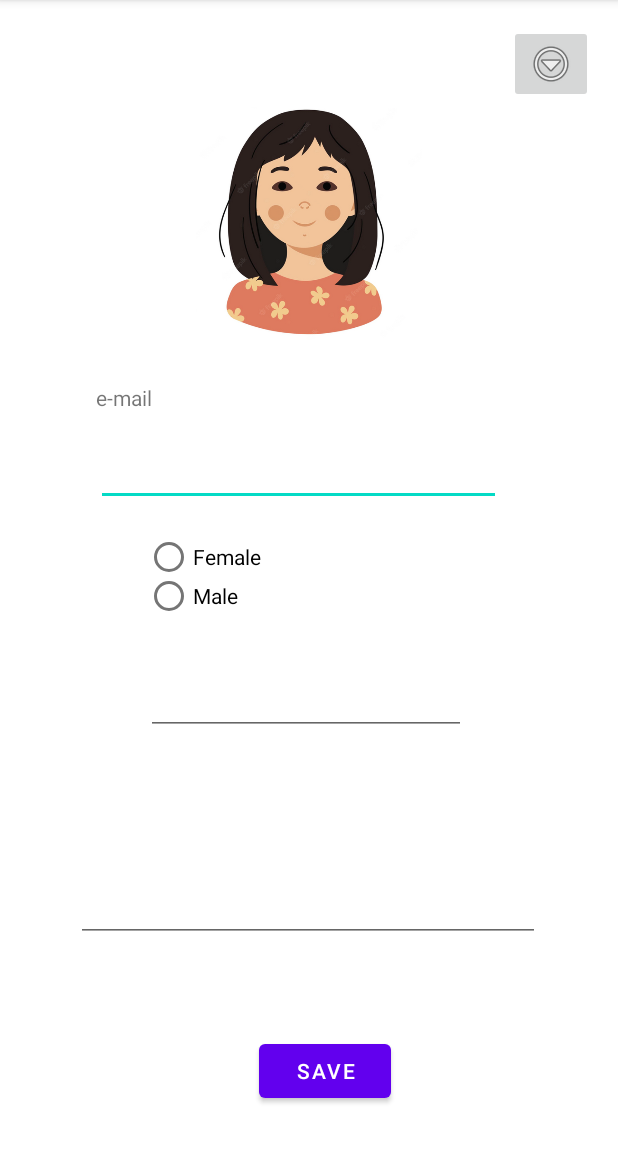
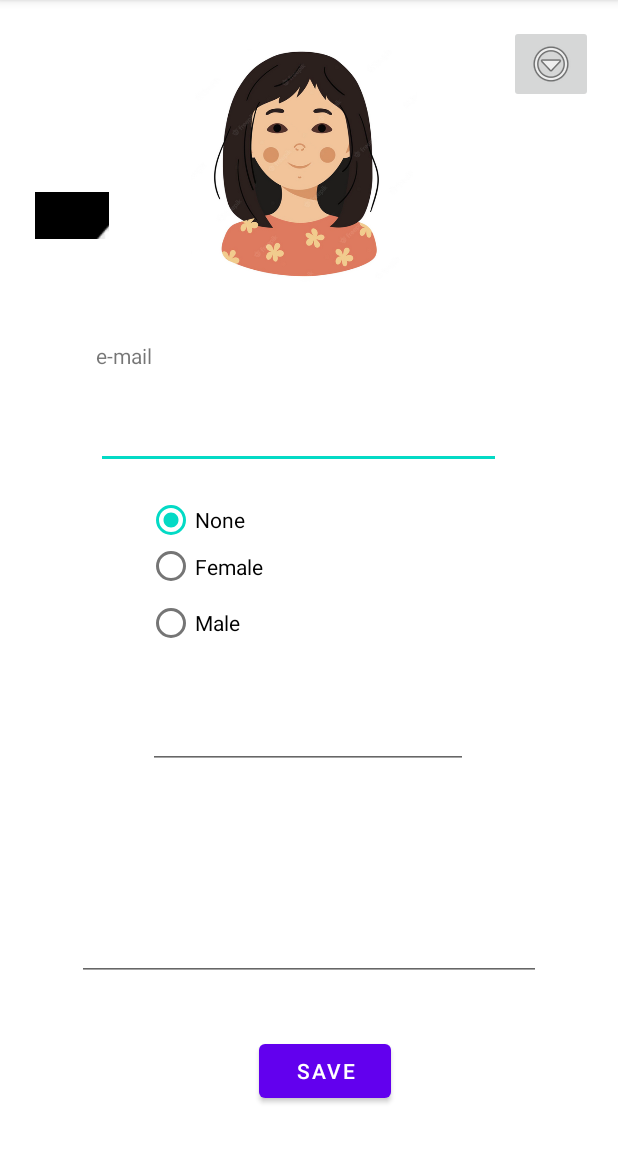
Before and after one commit to erykt99/roomer_apk, an Android app: the ProfileActivity screen opened directly, with no data from a screen before it, after a tap on "SAVE", on a phone screen of 412 x 824 dp, the part 84-1236 px from its top. Run offline under Robolectric (Android 15) with nearby library versions, the phone set to English and light mode, and no system bars; our stand-ins replace Firebase (no records; nobody signed in at launch, a user with empty details on screens opened directly); 3 statements that could not run were skipped.

Commit message:
ended ProfileActivity.kt

```diff
--- a/app/build.gradle
+++ b/app/build.gradle
@@ -55,6 +55,7 @@ dependencies {
     implementation 'com.google.firebase:firebase-storage-ktx'
     implementation platform('com.google.firebase:firebase-bom:29.3.1')
     implementation 'com.google.firebase:firebase-database-ktx'
+    implementation 'com.google.firebase:firebase-storage:19.1.0'
 
 }
 apply plugin: 'kotlin-android-extensions'
--- a/app/src/main/AndroidManifest.xml
+++ b/app/src/main/AndroidManifest.xml
@@ -2,6 +2,7 @@
 <manifest xmlns:android="http://schemas.android.com/apk/res/android"
     package="com.example.myapplication">
 
+    <uses-permission android:name="android.permission.READ_EXTERNAL_STORAGE" />
     <application
         android:allowBackup="true"
         android:icon="@mipmap/ic_launcher"
--- a/app/src/main/java/com/example/myapplication/ProfileActivity.kt
+++ b/app/src/main/java/com/example/myapplication/ProfileActivity.kt
@@ -24,11 +24,21 @@ class ProfileActivity : AppCompatActivity() {
         val cloudStorage = Firebase.firestore
         val auth = FirebaseAuth.getInstance();
 
+
+
         val username = findViewById<EditText>(R.id.Username)
         val age = findViewById<EditText>(R.id.userAge)
         val userInformation = findViewById<EditText>(R.id.userInfromation)
         val gender = findViewById<RadioGroup>(R.id.Gender)
         val emailView = findViewById<TextView>(R.id.textView3)
+        val chooseImage = findViewById<ImageButton>(R.id.addImageButton)
+        val noneButton = findViewById<RadioButton>(R.id.noneButton)
+
+
+
+        chooseImage.setOnClickListener {
+            choosePicture();
+        }
         emailView.text = auth.currentUser?.email ?: ""
 
         val ID = Firebase.auth.uid.toString()
@@ -41,6 +51,7 @@ class ProfileActivity : AppCompatActivity() {
                     val hint = document.get("Name").toString()
                     val age2 = document.get("Age").toString()
                     val UF  = document.get("UserInformation").toString()
+                    gender.check(noneButton.id)
                     userInformation.hint = UF
                     userAge.hint = age2
                     username.hint = hint;
@@ -54,21 +65,33 @@ class ProfileActivity : AppCompatActivity() {
             }
 
 
+        val saveButton = findViewById<Button>(R.id.btnSave)
+
+        saveButton.setOnClickListener {
+
+            val userinfo2 = userInformation.text.toString()
+            val userage2 = age.text.toString()
+            val username2 = username.text.toString()
+            val radioButton = findViewById<RadioButton>(gender.checkedRadioButtonId)
+            val radiobutton2 = radioButton.text.toString()
 
 
 
-        val saveButton = findViewById<Button>(R.id.btnSave)
-        saveButton.setOnClickListener {
-//            if (userInformation.text.toString().isBlank() || !gender.isPressed
-//                || age.text.toString().isBlank() || username.text.toString().isBlank()) {
-//                Toast.makeText(applicationContext,"Please fill all the information",Toast.LENGTH_LONG).show()
-//            } else {
-                val radioButton = findViewById<RadioButton>(gender.checkedRadioButtonId)
+
+           if (userinfo2.isBlank() || userage2.isBlank() || username2.isBlank()) {
+                Toast.makeText(applicationContext,"Please fill all the information",Toast.LENGTH_LONG).show()
+           } else {
+
+
+
+
+
+    //            val radioButton = findViewById<RadioButton>(gender.checkedRadioButtonId)
                 val user = hashMapOf(
-                    "Name" to username.text.toString(),
-                    "UserInformation" to userInformation.text.toString(),
-                    "Age" to age.text.toString(),
-                    "Gender" to radioButton.text.toString(),
+                    "Name" to username2,
+                    "UserInformation" to userinfo2,
+                    "Age" to userage2,
+                    "Gender" to radiobutton2,
                     "ID" to Firebase.auth.uid
                 )
                 auth.currentUser?.let { it1 ->
@@ -87,7 +110,7 @@ class ProfileActivity : AppCompatActivity() {
                         }
                 }
 
-          //  }
+            }
         }
 
 
@@ -109,4 +132,12 @@ class ProfileActivity : AppCompatActivity() {
 
         }
     }
+
+    private fun choosePicture() {
+        val intent = Intent(Intent.ACTION_GET_CONTENT)
+
+        startActivity(intent);
+
+
+    }
 }
--- a/app/src/main/res/layout/activity_profile.xml
+++ b/app/src/main/res/layout/activity_profile.xml
@@ -11,12 +11,13 @@
         android:layout_width="213dp"
         android:layout_height="155dp"
         android:contentDescription="@string/todo"
+        android:src="@drawable/avatar"
         app:layout_constraintBottom_toBottomOf="parent"
         app:layout_constraintEnd_toEndOf="parent"
+        app:layout_constraintHorizontal_bias="0.484"
         app:layout_constraintStart_toStartOf="parent"
         app:layout_constraintTop_toTopOf="parent"
-        app:layout_constraintVertical_bias="0.116"
-        android:src="@drawable/avatar" />
+        app:layout_constraintVertical_bias="0.053" />
 
     <TextView
         android:id="@+id/textView2"
@@ -27,7 +28,7 @@
         app:layout_constraintBottom_toBottomOf="parent"
         app:layout_constraintStart_toStartOf="parent"
         app:layout_constraintTop_toTopOf="parent"
-        app:layout_constraintVertical_bias="0.341" />
+        app:layout_constraintVertical_bias="0.304" />
 
     <TextView
         android:id="@+id/textView3"
@@ -37,10 +38,10 @@
         android:text="TextView"
         app:layout_constraintBottom_toBottomOf="parent"
         app:layout_constraintEnd_toEndOf="parent"
-        app:layout_constraintHorizontal_bias="0.076"
+        app:layout_constraintHorizontal_bias="0.162"
         app:layout_constraintStart_toEndOf="@+id/textView2"
         app:layout_constraintTop_toTopOf="parent"
-        app:layout_constraintVertical_bias="0.341" />
+        app:layout_constraintVertical_bias="0.303" />
 
     <ImageButton
         android:id="@+id/settingsButton"
@@ -65,10 +66,10 @@
         android:minHeight="48dp"
         app:layout_constraintBottom_toBottomOf="parent"
         app:layout_constraintEnd_toEndOf="parent"
-        app:layout_constraintHorizontal_bias="0.451"
+        app:layout_constraintHorizontal_bias="0.453"
         app:layout_constraintStart_toStartOf="parent"
         app:layout_constraintTop_toTopOf="parent"
-        app:layout_constraintVertical_bias="0.402" />
+        app:layout_constraintVertical_bias="0.368" />
 
     <EditText
         android:id="@+id/userInfromation"
@@ -80,10 +81,9 @@
         android:inputType="textMultiLine"
         app:layout_constraintBottom_toBottomOf="parent"
         app:layout_constraintEnd_toEndOf="parent"
-        app:layout_constraintHorizontal_bias="0.496"
         app:layout_constraintStart_toStartOf="parent"
         app:layout_constraintTop_toTopOf="parent"
-        app:layout_constraintVertical_bias="0.789" />
+        app:layout_constraintVertical_bias="0.828" />
 
     <EditText
         android:id="@+id/userAge"
@@ -94,10 +94,10 @@
         android:inputType="number"
         app:layout_constraintBottom_toBottomOf="parent"
         app:layout_constraintEnd_toEndOf="parent"
-        app:layout_constraintHorizontal_bias="0.491"
+        app:layout_constraintHorizontal_bias="0.497"
         app:layout_constraintStart_toStartOf="parent"
         app:layout_constraintTop_toTopOf="parent"
-        app:layout_constraintVertical_bias="0.615" />
+        app:layout_constraintVertical_bias="0.647" />
 
     <Button
         android:id="@+id/btnSave"
@@ -113,24 +113,42 @@
 
     <RadioGroup
         android:id="@+id/Gender"
-        android:layout_width="219dp"
-        android:layout_height="51dp"
+        android:layout_width="216dp"
+        android:layout_height="99dp"
         app:layout_constraintBottom_toBottomOf="parent"
         app:layout_constraintEnd_toEndOf="parent"
         app:layout_constraintStart_toStartOf="parent"
         app:layout_constraintTop_toTopOf="parent">
 
         <RadioButton
+            android:id="@+id/noneButton"
+            android:layout_width="match_parent"
+            android:layout_height="24dp"
+            android:text="None" />
+
+        <RadioButton
             android:id="@+id/btnFemale"
             android:layout_width="match_parent"
-            android:layout_height="25dp"
+            android:layout_height="38dp"
             android:text="Female" />
 
         <RadioButton
             android:id="@+id/btnMale"
             android:layout_width="match_parent"
             android:layout_height="wrap_content"
+            android:minHeight="48dp"
             android:text="Male" />
     </RadioGroup>
 
+    <ImageButton
+        android:id="@+id/addImageButton"
+        android:layout_width="49dp"
+        android:layout_height="31dp"
+        app:layout_constraintBottom_toBottomOf="parent"
+        app:layout_constraintEnd_toStartOf="@+id/imageView"
+        app:layout_constraintStart_toStartOf="parent"
+        app:layout_constraintTop_toTopOf="parent"
+        app:layout_constraintVertical_bias="0.174"
+        app:srcCompat="@drawable/addimage" />
+
 </androidx.constraintlayout.widget.ConstraintLayout>
```
Also changed, not shown: app/src/main/res/drawable/addimage.png (added).
